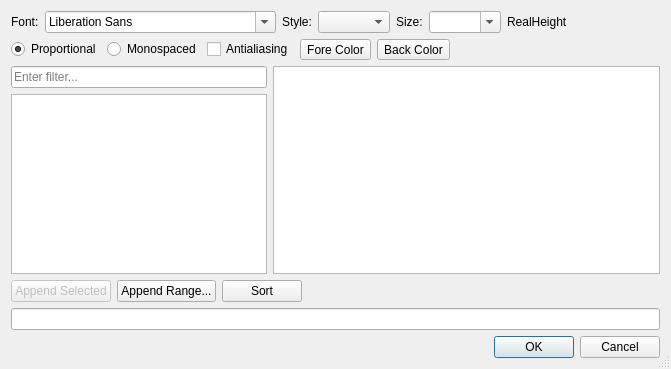
riuson/lcd-image-converter, file controls/fonts/font-new/dialogfontselect.ui: the form before one commit.
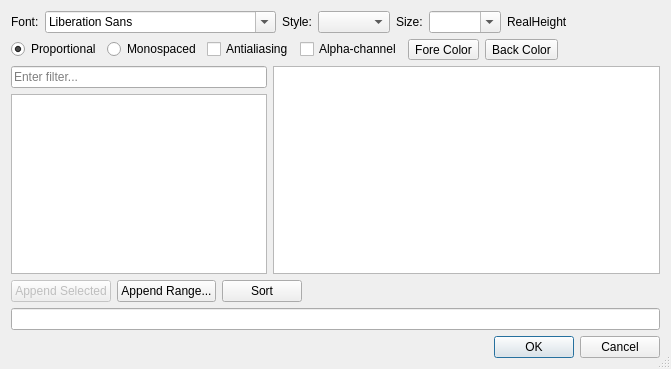
The form after the commit.

Commit message: Added checkbox to enable/disable alpha-channel in font selector

```diff
--- a/controls/fonts/font-new/dialogfontselect.ui
+++ b/controls/fonts/font-new/dialogfontselect.ui
@@ -101,6 +101,13 @@
        </property>
       </widget>
      </item>
+     <item>
+      <widget class="QCheckBox" name="checkBoxAlphaChannel">
+       <property name="text">
+        <string>Alpha-channel</string>
+       </property>
+      </widget>
+     </item>
      <item>
       <widget class="QToolButton" name="toolButtonForeColor">
        <property name="toolTip">
```
Left out of the diff: 8 changed lines with no effect on the pictures. The commit also changes 2 other files.
